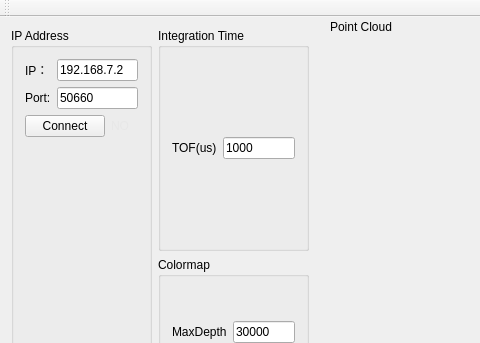
Before: the Qt Designer form SmartEye/SmartEye/smarteye.ui in SHU3DVision/SmartEye, drawn with Qt 5; both pictures show x 0 to 480 and y 0 to 343 of the 826 by 741 pixel window.
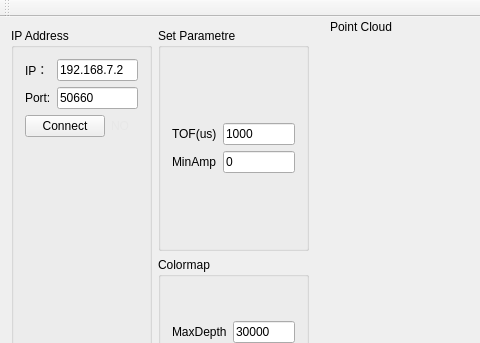
After: the same form once the commit is applied. Icons and pictures are not drawn. Custom widgets are drawn as their Qt base class.

Diff of the .ui file:
```diff
--- a/SmartEye/SmartEye/smarteye.ui
+++ b/SmartEye/SmartEye/smarteye.ui
@@ -269,25 +269,39 @@
       <item>
        <widget class="QGroupBox" name="groupBox_3">
         <property name="title">
-         <string>Integration Time</string>
+         <string>Set Parametre</string>
         </property>
         <layout class="QVBoxLayout" name="verticalLayout_13">
          <item>
-          <layout class="QHBoxLayout" name="horizontalLayout_11">
-           <item>
+          <layout class="QGridLayout" name="gridLayout_6">
+           <item row="1" column="0">
+            <widget class="QLabel" name="label_16">
+             <property name="text">
+              <string>MinAmp</string>
+             </property>
+            </widget>
+           </item>
+           <item row="0" column="0">
             <widget class="QLabel" name="label_9">
              <property name="text">
               <string>TOF(us)</string>
              </property>
             </widget>
            </item>
-           <item>
+           <item row="0" column="2">
             <widget class="QLineEdit" name="IntegrationtimelineEdit">
              <property name="text">
               <string>1000</string>
              </property>
             </widget>
            </item>
+           <item row="1" column="2">
+            <widget class="QLineEdit" name="setAmplineEdit">
+             <property name="text">
+              <string>0</string>
+             </property>
+            </widget>
+           </item>
           </layout>
          </item>
         </layout>
```
